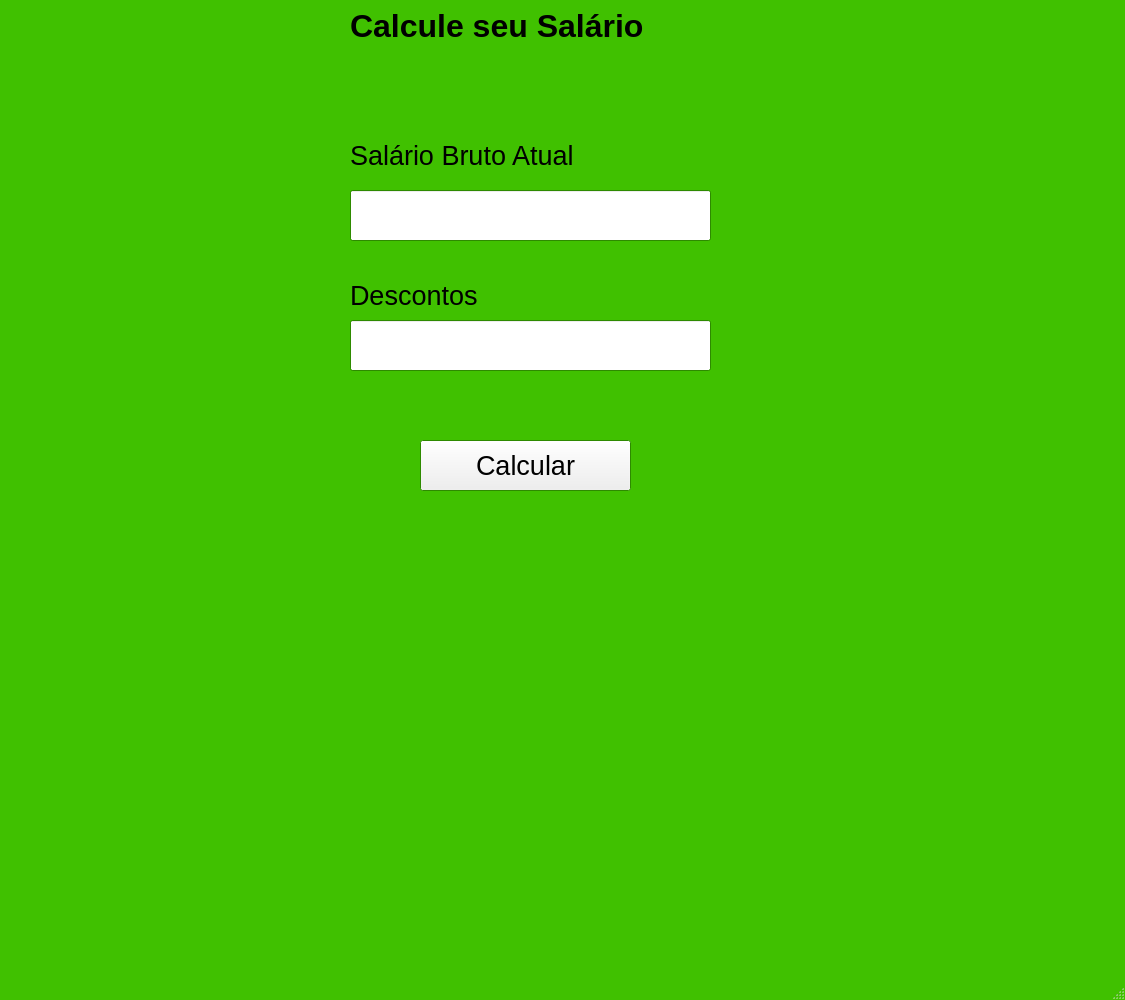
First picture: the form in section1_basic/salario2/tela2.ui, repository Rogonrodrigues3942/PythonMySQL, before the edit.
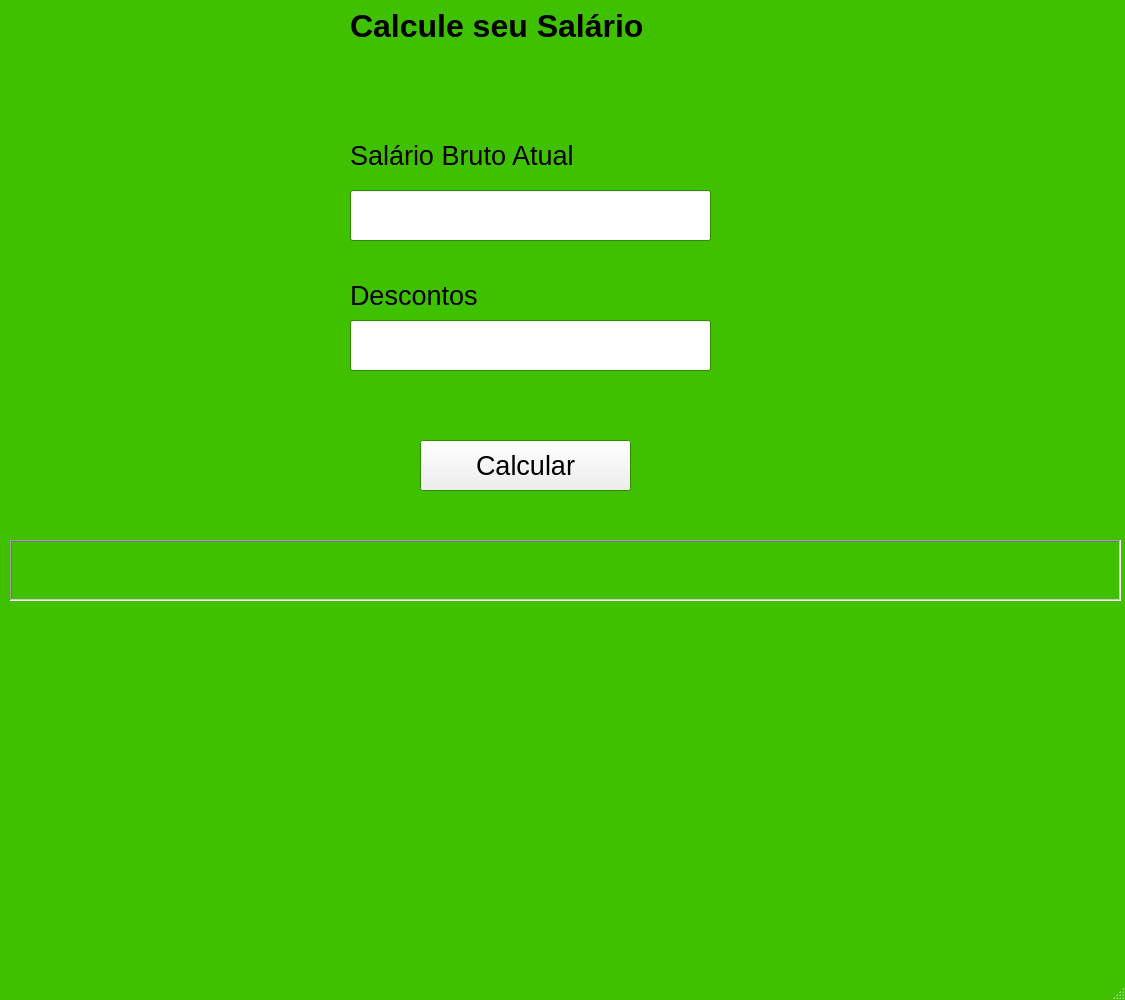
Second picture: the form after the edit.

Commit message: Updating files of salario2 project.

Patch:
```diff
--- a/section1_basic/salario2/tela2.ui
+++ b/section1_basic/salario2/tela2.ui
@@ -211,6 +211,39 @@
      <string>Calcular</string>
     </property>
    </widget>
+   <widget class="QLabel" name="lblResult">
+    <property name="geometry">
+     <rect>
+      <x>10</x>
+      <y>540</y>
+      <width>1111</width>
+      <height>61</height>
+     </rect>
+    </property>
+    <property name="font">
+     <font>
+      <family>Arial Rounded MT Bold</family>
+      <pointsize>20</pointsize>
+      <weight>50</weight>
+      <bold>false</bold>
+     </font>
+    </property>
+    <property name="frameShape">
+     <enum>QFrame::WinPanel</enum>
+    </property>
+    <property name="frameShadow">
+     <enum>QFrame::Sunken</enum>
+    </property>
+    <property name="lineWidth">
+     <number>3</number>
+    </property>
+    <property name="text">
+     <string/>
+    </property>
+    <property name="alignment">
+     <set>Qt::AlignCenter</set>
+    </property>
+   </widget>
   </widget>
   <widget class="QMenuBar" name="menubar">
    <property name="geometry">
```
The commit also changes 2 other files.
